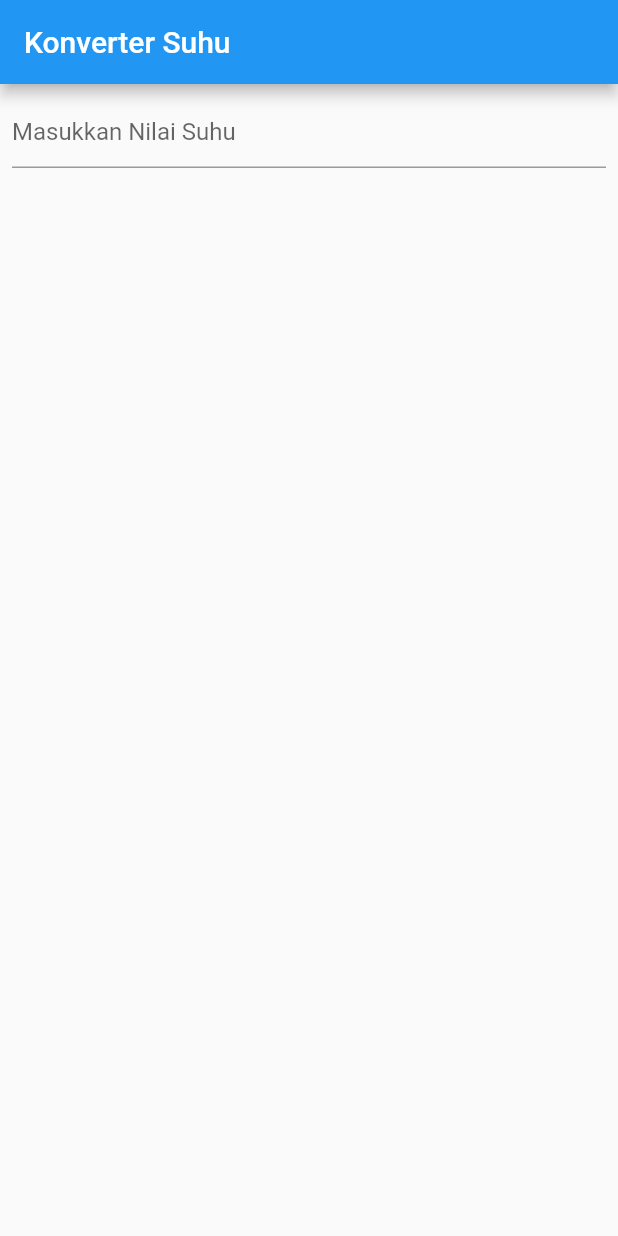
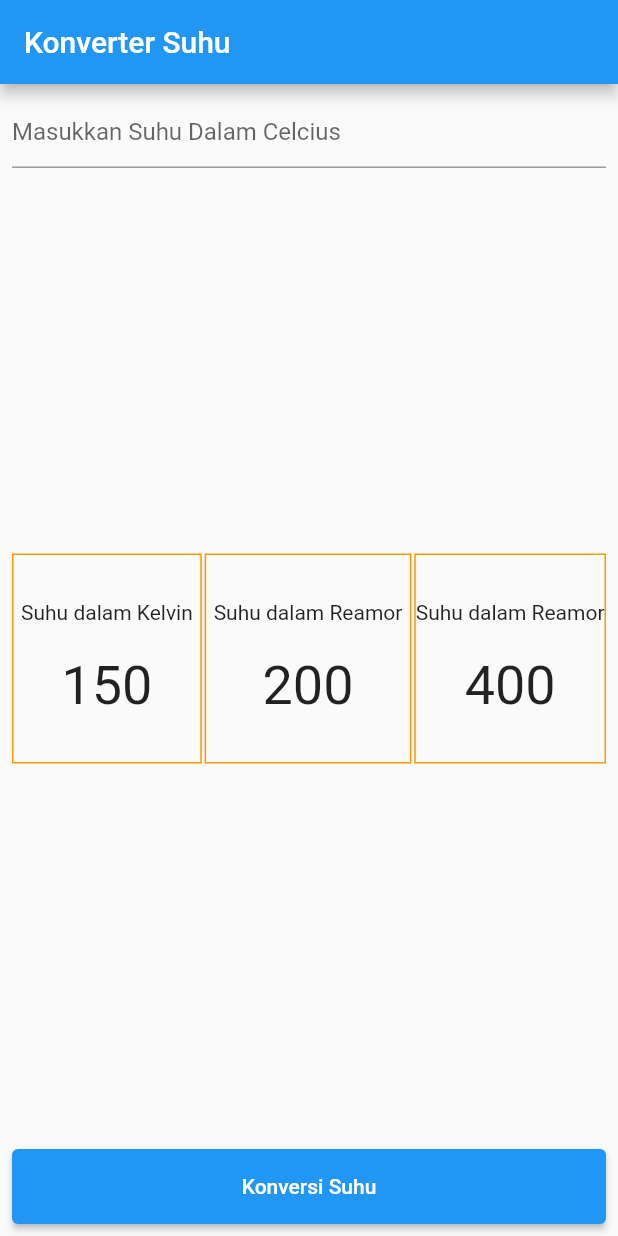
Before and after one commit to aryaseptiawan/konverter_suhu, a Flutter app: the screen it shows after launch, on a phone screen of 412 x 824 dp. Run offline on Flutter 3.47's test engine with Material 2 defaults, Android fonts, the phone set to English and light mode, and no system bars.

Commit message:
Mengkonversi Desain Ke Widget

```diff
--- a/lib/main.dart
+++ b/lib/main.dart
@@ -18,10 +18,94 @@ class MyApp extends StatelessWidget {
         appBar: AppBar(
           title: Text("Konverter Suhu"),
         ),
-        body: Container(
-          margin: EdgeInsets.all(8),
-          child: TextFormField(
-              decoration: InputDecoration(hintText: "Masukkan Nilai Suhu"),
+         body: Container(
+          margin: const EdgeInsets.all(8),
+          child: Column(
+            mainAxisAlignment: MainAxisAlignment.spaceBetween,
+            children: <Widget>[
+              TextFormField(
+                decoration: const InputDecoration(
+                  hintText: 'Masukkan Suhu Dalam Celcius',
+                ),
+                keyboardType: TextInputType.number,
+                inputFormatters: <TextInputFormatter>[
+                  WhitelistingTextInputFormatter.digitsOnly
+                ],
+              ),
+              Row(
+                mainAxisAlignment: MainAxisAlignment.spaceBetween,
+                children: [
+                  Column(
+                    // ignore: prefer_const_literals_to_create_immutables
+                    children: [
+                      Container(
+                        padding: const EdgeInsets.fromLTRB(5, 30, 5, 30),
+                        decoration: BoxDecoration(
+                            border: Border.all(color: Colors.orange)),
+                        child: Column(
+                          crossAxisAlignment: CrossAxisAlignment.center,
+                          children: const [
+                            Text("Suhu dalam Kelvin"),
+                            Padding(padding: EdgeInsets.only(bottom: 20)),
+                            Text(
+                              "150",
+                              style: TextStyle(fontSize: 36),
+                            )
+                          ],
+                        ),
+                      ),
+                    ],
+                  ),
+                  Column(
+                    children: [
+                      Container(
+                        padding: const EdgeInsets.fromLTRB(5, 30, 5, 30),
+                        decoration: BoxDecoration(
+                            border: Border.all(color: Colors.orange)),
+                        child: Column(
+                          crossAxisAlignment: CrossAxisAlignment.center,
+                          children: const [
+                            Text("Suhu dalam Reamor"),
+                            Padding(padding: EdgeInsets.only(bottom: 20)),
+                            Text(
+                              "200",
+                              style: TextStyle(fontSize: 36),
+                            )
+                          ],
+                        ),
+                      ),
+                    ],
+                  ),
+                  Column(
+                    children: [
+                      Container(
+                        padding: const EdgeInsets.fromLTRB(0, 30, 0, 30),
+                        decoration: BoxDecoration(
+                            border: Border.all(color: Colors.orange)),
+                        child: Column(
+                          crossAxisAlignment: CrossAxisAlignment.center,
+                          children: const [
+                            Text("Suhu dalam Reamor"),
+                            Padding(padding: EdgeInsets.only(bottom: 20)),
+                            Text(
+                              "400",
+                              style: TextStyle(fontSize: 36),
+                            )
+                          ],
+                        ),
+                      ),
+                    ],
+                  ),
+                ],
+              ),
+              ElevatedButton(
+                style: ElevatedButton.styleFrom(
+                  minimumSize: const Size(double.infinity, 50),
+                ),
+                onPressed: () {},
+                child: const Text('Konversi Suhu'),
+              ),
+            ],
           ),
         ),
       ),
```
